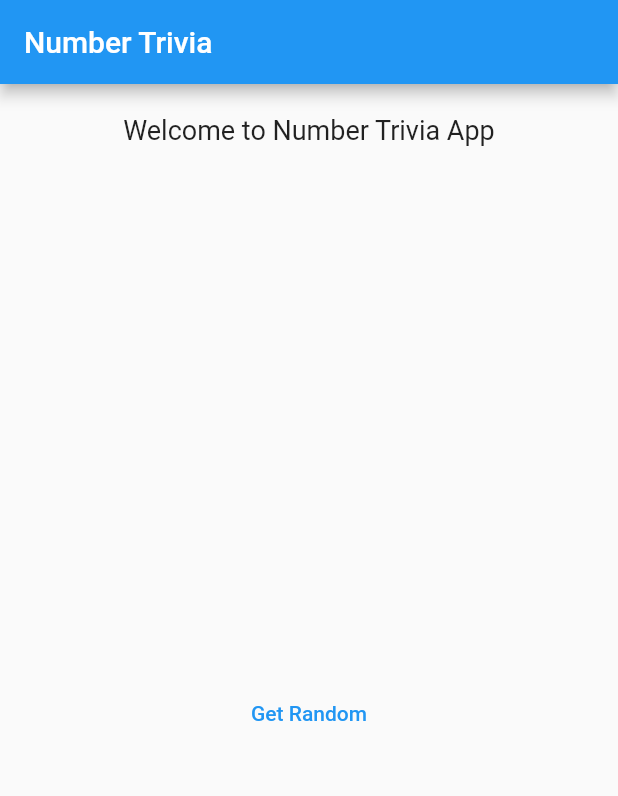
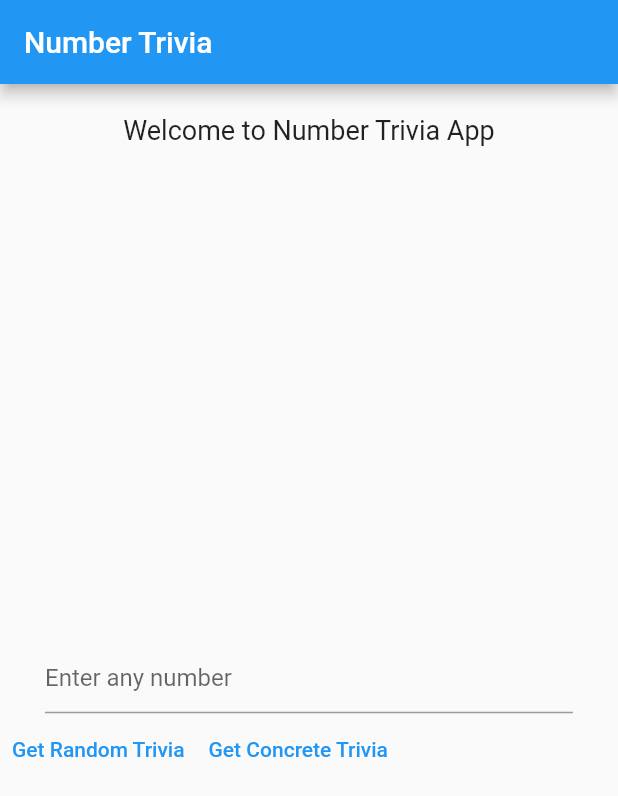
Before and after one commit to yousufCse/numb-er_trivia, a Flutter app: the screen it shows after launch, on a phone screen of 412 x 824 dp. Shown: the top 796 px of the screen. Run offline on Flutter 3.47's test engine with Material 2 defaults, Android fonts, the phone set to English and light mode, and no system bars; our stand-ins replace bloc, dartz, equatable, flutter_bloc, get_it.

Commit message:
handled get concrete trivia functionality

```diff
--- a/lib/features/data/datasources/number_trivia_remote_datasource.dart
+++ b/lib/features/data/datasources/number_trivia_remote_datasource.dart
@@ -6,6 +6,7 @@ import 'package:http/http.dart' as http;
 
 abstract class NumberTriviaRemoteDataSource {
   Future<NumberTriviaModel> getRandomNumberTrivia();
+  Future<NumberTriviaModel> getConcreteNumberTrivia(int number);
 }
 
 class NumberTriviaRemoteDataSourceImpl implements NumberTriviaRemoteDataSource {
@@ -28,4 +29,20 @@ class NumberTriviaRemoteDataSourceImpl implements NumberTriviaRemoteDataSource {
       throw ServerException();
     }
   }
+
+  @override
+  Future<NumberTriviaModel> getConcreteNumberTrivia(int number) async {
+    final url = Uri.parse('http://numbersapi.com/$number');
+
+    final response =
+        await client.get(url, headers: {'Content-Type': 'application/json'});
+
+    if (response.statusCode == 200) {
+      final json = jsonDecode(response.body);
+
+      return NumberTriviaModel.fromJson(json);
+    } else {
+      throw ServerException();
+    }
+  }
 }
--- a/lib/features/data/repositories/number_trivia_repository_impl.dart
+++ b/lib/features/data/repositories/number_trivia_repository_impl.dart
@@ -19,4 +19,15 @@ class NumberTriviaRepositoryImpl implements NumberTriviaRepository {
       return Left(ServerFailure());
     }
   }
+
+  @override
+  Future<Either<Failure, NumberTrivia>> getConcreteNumberTrivia(
+      int number) async {
+    try {
+      final trivia = await remoteDataSource.getConcreteNumberTrivia(number);
+      return Right(trivia);
+    } on ServerException {
+      return Left(ServerFailure());
+    }
+  }
 }
--- a/lib/features/domain/repositories/number_trivia_repository.dart
+++ b/lib/features/domain/repositories/number_trivia_repository.dart
@@ -4,4 +4,5 @@ import 'package:number_trivia_v2/features/domain/entities/number_trivia.dart';
 
 abstract class NumberTriviaRepository {
   Future<Either<Failure, NumberTrivia>> getRandomNumberTrivia();
+  Future<Either<Failure, NumberTrivia>> getConcreteNumberTrivia(int number);
 }
--- /dev/null
+++ b/lib/features/domain/usecases/get_concrete_number_trivia.dart
@@ -0,0 +1,26 @@
+import 'package:dartz/dartz.dart';
+import 'package:equatable/equatable.dart';
+import 'package:number_trivia_v2/core/error/failures.dart';
+import 'package:number_trivia_v2/core/usecase/usecase.dart';
+import 'package:number_trivia_v2/features/domain/entities/number_trivia.dart';
+import 'package:number_trivia_v2/features/domain/repositories/number_trivia_repository.dart';
+
+class GetConcreteNumberTrivia
+    implements UseCase<Either<Failure, NumberTrivia>, Params> {
+  NumberTriviaRepository repository;
+
+  GetConcreteNumberTrivia({required this.repository});
+
+  @override
+  Future<Either<Failure, NumberTrivia>> call(Params params) {
+    return repository.getConcreteNumberTrivia(params.number);
+  }
+}
+
+class Params extends Equatable {
+  final int number;
+  const Params({required this.number});
+
+  @override
+  List<Object?> get props => [number];
+}
--- a/lib/features/presentation/bloc/number_trivia_bloc.dart
+++ b/lib/features/presentation/bloc/number_trivia_bloc.dart
@@ -4,6 +4,7 @@ import 'package:number_trivia_v2/core/error/failures.dart';
 import 'package:number_trivia_v2/core/usecase/usecase.dart';
 import 'package:number_trivia_v2/core/utils/constants.dart';
 import 'package:number_trivia_v2/features/domain/entities/number_trivia.dart';
+import 'package:number_trivia_v2/features/domain/usecases/get_concrete_number_trivia.dart';
 import 'package:number_trivia_v2/features/domain/usecases/get_random_number_trivia.dart';
 
 part 'number_trivia_event.dart';
@@ -11,9 +12,12 @@ part 'number_trivia_state.dart';
 
 class NumberTriviaBloc extends Bloc<NumberTriviaEvent, NumberTriviaState> {
   GetRandomNumberTrivia getRandomNumberTrivia;
+  GetConcreteNumberTrivia getConcreteNumberTrivia;
 
-  NumberTriviaBloc({required this.getRandomNumberTrivia})
-      : super(NumberTriviaInitial()) {
+  NumberTriviaBloc({
+    required this.getRandomNumberTrivia,
+    required this.getConcreteNumberTrivia,
+  }) : super(NumberTriviaInitial()) {
     on<NumberTriviaEvent>((event, emit) async {
       if (event is GetRandomNumberTriviaEvent) {
         emit(Loading());
@@ -24,6 +28,16 @@ class NumberTriviaBloc extends Bloc<NumberTriviaEvent, NumberTriviaState> {
           (l) => emit(
             Error(errorMessage(l)),
           ),
+          (r) => emit(Loaded(r)),
+        );
+      } else if (event is GetConcreteNumberTriviaEvent) {
+        emit(Loading());
+
+        final triviaOrFailure =
+            await getConcreteNumberTrivia(const Params(number: 42));
+
+        triviaOrFailure.fold(
+          (l) => emit(Error(errorMessage(l))),
           (r) => emit(Loaded(r)),
         );
       }
--- a/lib/features/presentation/bloc/number_trivia_event.dart
+++ b/lib/features/presentation/bloc/number_trivia_event.dart
@@ -8,3 +8,9 @@ abstract class NumberTriviaEvent extends Equatable {
 }
 
 class GetRandomNumberTriviaEvent extends NumberTriviaEvent {}
+
+class GetConcreteNumberTriviaEvent extends NumberTriviaEvent {
+  // final int number;
+
+  // const GetConcreteNumberTriviaEvent({required this.number});
+}
--- a/lib/features/presentation/wigets/trivia_control.dart
+++ b/lib/features/presentation/wigets/trivia_control.dart
@@ -9,10 +9,24 @@ class TriviaControl extends StatelessWidget {
   Widget build(BuildContext context) {
     return Column(
       children: [
-        TextButton(
-          onPressed: () => dispatchRandomNumberTrivia(context),
-          child: const Text('Get Random'),
+        Padding(
+          padding: EdgeInsets.symmetric(horizontal: 30.0),
+          child: TextField(
+            decoration: InputDecoration(hintText: 'Enter any number'),
+          ),
         ),
+        Row(
+          children: [
+            TextButton(
+              onPressed: () => dispatchRandomNumberTrivia(context),
+              child: const Text('Get Random Trivia'),
+            ),
+            TextButton(
+              onPressed: () => dispatchConcreteNumberTrivia(context),
+              child: const Text('Get Concrete Trivia'),
+            ),
+          ],
+        )
       ],
     );
   }
@@ -22,4 +36,9 @@ class TriviaControl extends StatelessWidget {
       GetRandomNumberTriviaEvent(),
     );
   }
+
+  dispatchConcreteNumberTrivia(BuildContext context) {
+    BlocProvider.of<NumberTriviaBloc>(context)
+        .add(GetConcreteNumberTriviaEvent());
+  }
 }
--- a/lib/injection_container.dart
+++ b/lib/injection_container.dart
@@ -2,6 +2,7 @@ import 'package:get_it/get_it.dart';
 import 'package:number_trivia_v2/features/data/datasources/number_trivia_remote_datasource.dart';
 import 'package:number_trivia_v2/features/data/repositories/number_trivia_repository_impl.dart';
 import 'package:number_trivia_v2/features/domain/repositories/number_trivia_repository.dart';
+import 'package:number_trivia_v2/features/domain/usecases/get_concrete_number_trivia.dart';
 import 'package:number_trivia_v2/features/domain/usecases/get_random_number_trivia.dart';
 import 'package:number_trivia_v2/features/presentation/bloc/number_trivia_bloc.dart';
 import 'package:http/http.dart' as http;
@@ -12,12 +13,15 @@ Future<void> init() async {
   sl.registerFactory<NumberTriviaBloc>(
     () => NumberTriviaBloc(
       getRandomNumberTrivia: sl(),
+      getConcreteNumberTrivia: sl(),
     ),
   );
 
 // usecases
   sl.registerLazySingleton<GetRandomNumberTrivia>(
       () => GetRandomNumberTrivia(repository: sl()));
+  sl.registerLazySingleton<GetConcreteNumberTrivia>(
+      () => GetConcreteNumberTrivia(repository: sl()));
 
   sl.registerLazySingleton<NumberTriviaRepository>(
       () => NumberTriviaRepositoryImpl(remoteDataSource: sl()));
```
